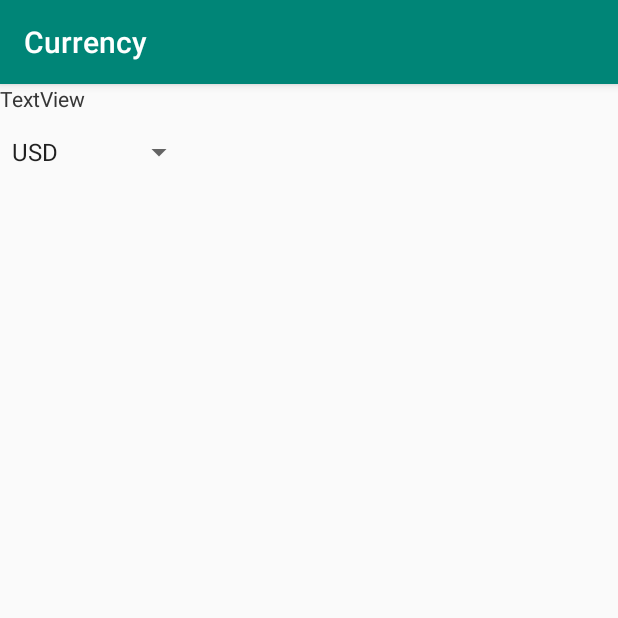
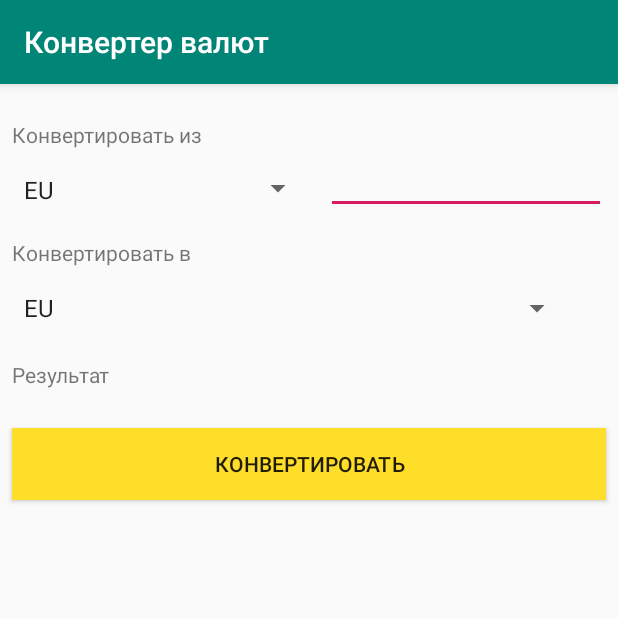
Before and after one commit to jacen11/Currency, an Android app: the screen it shows after launch (MainActivity), on a phone screen of 412 x 824 dp, the top half of it. Run offline under Robolectric (Android 15) with nearby library versions, the phone set to English and light mode, and no system bars.

Commit message:
структура

```diff
--- a/app/build.gradle
+++ b/app/build.gradle
@@ -32,11 +32,11 @@ dependencies {
     androidTestImplementation 'androidx.test.espresso:espresso-core:3.2.0'
 
     implementation 'com.squareup.retrofit2:retrofit:2.6.2'
-    implementation 'com.squareup.retrofit2:converter-gson:2.3.0'
+    implementation 'com.squareup.retrofit2:converter-gson:2.6.2'
 
     implementation "org.jetbrains.kotlinx:kotlinx-coroutines-core:1.1.0"
     implementation "org.jetbrains.kotlinx:kotlinx-coroutines-android:1.1.0"
-    implementation 'com.squareup.retrofit2:adapter-rxjava2:2.6.1'
+    implementation 'com.squareup.retrofit2:adapter-rxjava2:2.6.2'
 
     // Retrofit Coroutines Support
     implementation "com.jakewharton.retrofit:retrofit2-kotlin-coroutines-adapter:0.9.2"
--- a/app/src/main/AndroidManifest.xml
+++ b/app/src/main/AndroidManifest.xml
@@ -9,7 +9,7 @@
         android:roundIcon="@mipmap/ic_launcher_round"
         android:supportsRtl="true"
         android:theme="@style/AppTheme">
-        <activity android:name=".MainActivity">
+        <activity android:name=".presentation.MainActivity">
             <intent-filter>
                 <action android:name="android.intent.action.MAIN" />
 
--- a/app/src/main/java/com/pastukhov/currency/MainActivity.kt
+++ /dev/null
@@ -1,12 +0,0 @@
-package com.pastukhov.currency
-
-import androidx.appcompat.app.AppCompatActivity
-import android.os.Bundle
-
-class MainActivity : AppCompatActivity() {
-
-    override fun onCreate(savedInstanceState: Bundle?) {
-        super.onCreate(savedInstanceState)
-        setContentView(R.layout.activity_main)
-    }
-}
--- /dev/null
+++ b/app/src/main/java/com/pastukhov/currency/data/ApiService.kt
@@ -0,0 +1,14 @@
+package com.pastukhov.chucknorris.data
+
+import com.pastukhov.chucknorris.data.model.CurrencyModel
+import io.reactivex.Observable
+import retrofit2.http.GET
+import retrofit2.http.Query
+
+
+interface ApiService {
+    @GET("?api_key=hkh8PSNJeRGApDhQpSR9ce9D3uDGSn")
+    fun getRate(@Query("from") from: String,
+                @Query("to") to: String,
+                @Query("amount") amount: String): Observable<CurrencyModel>
+}
--- /dev/null
+++ b/app/src/main/java/com/pastukhov/currency/data/model/CurrencyModel.kt
@@ -0,0 +1,6 @@
+package com.pastukhov.chucknorris.data.model
+
+
+data class CurrencyModel(
+    val value: String
+)
--- a/app/src/main/java/com/pastukhov/currency/di/AppComponent.kt
+++ b/app/src/main/java/com/pastukhov/currency/di/AppComponent.kt
@@ -1,19 +1,16 @@
 package com.pastukhov.currency.di
+//
+//import com.pastukhov.chucknorris.di.MainModule
+//import com.pastukhov.chucknorris.di.RestModule
 
-import com.pastukhov.chucknorris.di.MainModule
-import com.pastukhov.chucknorris.di.RestModule
-import com.pastukhov.currency.MainActivity
-import dagger.Component
-import javax.inject.Singleton
-
-@Component(
-    modules = [
-        RestModule::class,
-        MainModule::class
-    ]
-)
-@Singleton
-interface AppComponent {
-
-    fun inject(mainActivity: MainActivity)
-}
+//@Component(
+//    modules = [
+//        RestModule::class,
+//        MainModule::class
+//    ]
+//)
+//@Singleton
+//interface AppComponent {
+//
+//    fun inject(mainActivity: MainActivity)
+//}
--- a/app/src/main/java/com/pastukhov/currency/di/MainModule.kt
+++ b/app/src/main/java/com/pastukhov/currency/di/MainModule.kt
@@ -1,12 +1,9 @@
 package com.pastukhov.chucknorris.di
 
 
-import dagger.Binds
-import dagger.Module
-
-@Module
-interface MainModule {
-
-    @Binds
-    fun providePresenter(impl: MainPresenter): IMainPresenter
-}
+//@Module
+////interface MainModule {
+////
+////    @Binds
+////    fun providePresenter(impl: MainPresenter): IMainPresenter
+////}
--- /dev/null
+++ b/app/src/main/java/com/pastukhov/currency/presentation/IMainPresenter.kt
@@ -0,0 +1,8 @@
+package com.pastukhov.currency.presentation
+
+interface IMainPresenter {
+
+    fun attachView(view: IMainView)
+    fun detachView()
+    fun showRate()
+}
--- /dev/null
+++ b/app/src/main/java/com/pastukhov/currency/presentation/IMainView.kt
@@ -0,0 +1,8 @@
+package com.pastukhov.currency.presentation
+
+interface IMainView {
+
+    fun getSpnTo(): String
+    fun getSpnFrom(): String
+
+}
--- /dev/null
+++ b/app/src/main/java/com/pastukhov/currency/presentation/MainActivity.kt
@@ -0,0 +1,46 @@
+package com.pastukhov.currency.presentation
+
+import androidx.appcompat.app.AppCompatActivity
+import android.os.Bundle
+import com.pastukhov.currency.R
+import kotlinx.android.synthetic.main.activity_main.*
+import javax.inject.Inject
+import android.widget.AdapterView
+import android.widget.AdapterView.OnItemSelectedListener
+import androidx.core.app.ComponentActivity.ExtraData
+import androidx.core.content.ContextCompat.getSystemService
+import android.icu.lang.UCharacter.GraphemeClusterBreak.T
+import android.view.View
+import androidx.core.view.get
+
+
+class MainActivity : AppCompatActivity(), IMainView {
+
+
+    @Inject
+    lateinit var presenter: IMainPresenter
+
+
+    override fun onCreate(savedInstanceState: Bundle?) {
+        super.onCreate(savedInstanceState)
+        setContentView(R.layout.activity_main)
+
+        btnConvert.setOnClickListener {
+
+        }
+    }
+
+
+    override fun onDestroy() {
+        super.onDestroy()
+
+        if (isFinishing) {
+//            App.appComponent = null
+        }
+    }
+
+    override fun getSpnTo() = spnTo.selectedItem.toString()
+
+
+    override fun getSpnFrom() = spnFrom.selectedItem.toString()
+}
--- /dev/null
+++ b/app/src/main/java/com/pastukhov/currency/presentation/MainPresenter.kt
@@ -0,0 +1,27 @@
+package com.pastukhov.currency.presentation
+
+import io.reactivex.disposables.CompositeDisposable
+
+class MainPresenter  : IMainPresenter {
+
+
+    private val compositeDisposable = CompositeDisposable()
+    private var view: IMainView? = null
+
+    override fun attachView(view: IMainView) {
+        this.view = view
+    }
+
+    override fun detachView() {
+        this.view = null
+    }
+
+    override fun showRate() {
+
+        view?.getSpnFrom()
+        view?.getSpnTo()
+
+
+        TODO("not implemented") //To change body of created functions use File | Settings | File Templates.
+    }
+}
--- a/app/src/main/res/layout/activity_main.xml
+++ b/app/src/main/res/layout/activity_main.xml
@@ -1,33 +1,87 @@
 <?xml version="1.0" encoding="utf-8"?>
-<androidx.constraintlayout.widget.ConstraintLayout xmlns:android="http://schemas.android.com/apk/res/android"
+<android.support.constraint.ConstraintLayout
+    xmlns:android="http://schemas.android.com/apk/res/android"
+    xmlns:tools="http://schemas.android.com/tools"
     xmlns:app="http://schemas.android.com/apk/res-auto"
-    xmlns:tools="http://schemas.android.com/tools"
     android:layout_width="match_parent"
     android:layout_height="match_parent"
-    tools:context=".MainActivity">
-
+    tools:context=".presentation.MainActivity">
     <TextView
-        android:id="@+id/textView"
+        android:text="@string/txtConvertFrom"
         android:layout_width="wrap_content"
         android:layout_height="wrap_content"
-        android:text="TextView"
-        app:layout_constraintStart_toStartOf="parent"
-        app:layout_constraintTop_toTopOf="parent" />
-
-    <Spinner
-        android:id="@+id/fromCurrency"
-        android:layout_width="130dp"
-        android:layout_height="36dp"
-        android:layout_marginTop="8dp"
-        android:entries="@array/currency_list"
-        app:layout_constraintStart_toStartOf="parent"
-        app:layout_constraintTop_toBottomOf="@+id/textView" />
-
+        android:id="@+id/txtConvertFrom" android:layout_marginTop="24dp"
+        app:layout_constraintTop_toTopOf="parent" app:layout_constraintStart_toStartOf="parent"
+        android:layout_marginStart="8dp"
+        android:layout_marginLeft="8dp" />
     <TextView
-        android:id="@+id/textView2"
+        android:text="@string/txtConvertTo"
         android:layout_width="wrap_content"
         android:layout_height="wrap_content"
-        android:text="TextView"
-        tools:layout_editor_absoluteX="49dp"
-        tools:layout_editor_absoluteY="309dp" />
-</androidx.constraintlayout.widget.ConstraintLayout>
+        android:id="@+id/txtConvertTo"
+        app:layout_constraintTop_toBottomOf="@+id/spnFrom" app:layout_constraintStart_toStartOf="parent"
+        android:layout_marginStart="8dp" android:layout_marginTop="24dp"
+        android:layout_marginLeft="8dp" />
+    <Spinner
+        android:layout_width="201dp"
+        android:layout_height="19dp"
+        android:id="@+id/spnFrom"
+        app:layout_constraintStart_toStartOf="parent"
+        android:layout_marginStart="8dp"
+        android:layout_marginTop="16dp"
+        app:layout_constraintTop_toBottomOf="@+id/txtConvertFrom"
+        android:entries="@array/listCurrencies"
+        android:layout_marginLeft="8dp" />
+    <Spinner
+        android:layout_width="374dp"
+        android:id="@+id/spnTo"
+        android:layout_marginTop="16dp"
+        app:layout_constraintTop_toBottomOf="@+id/txtConvertTo"
+        android:layout_height="22dp"
+        app:layout_constraintEnd_toEndOf="parent"
+        android:layout_marginEnd="8dp"
+        app:layout_constraintStart_toStartOf="parent"
+        android:layout_marginStart="8dp"
+        android:entries="@array/listCurrencies" app:layout_constraintHorizontal_bias="0.0"/>
+    <Button
+        android:text="@string/toConvert"
+        android:layout_width="0dp"
+        android:layout_height="wrap_content"
+        android:id="@+id/btnConvert"
+        app:layout_constraintStart_toStartOf="parent"
+        android:layout_marginStart="8dp" app:layout_constraintEnd_toEndOf="parent" android:layout_marginEnd="8dp"
+        android:background="@color/yellow"
+        app:layout_constraintHorizontal_bias="0.0" android:layout_marginTop="16dp"
+        app:layout_constraintTop_toBottomOf="@+id/txtResultConvert"/>
+    <EditText
+        android:layout_width="0dp"
+        android:layout_height="wrap_content"
+        android:inputType="number"
+        android:ems="10"
+        android:id="@+id/txtNumber"
+        app:layout_constraintStart_toEndOf="@+id/spnFrom" android:layout_marginStart="8dp"
+        app:layout_constraintEnd_toEndOf="parent" android:layout_marginEnd="8dp"
+        app:layout_constraintHorizontal_bias="0.0"
+        android:layout_marginBottom="16dp"
+        app:layout_constraintBottom_toTopOf="@+id/txtConvertTo"
+        />
+    <TextView
+        android:layout_width="0dp"
+        android:layout_height="wrap_content"
+        android:id="@+id/txtResultConvert" android:layout_marginTop="24dp"
+        app:layout_constraintTop_toBottomOf="@+id/spnTo" app:layout_constraintEnd_toEndOf="parent"
+        android:layout_marginEnd="8dp"
+        app:layout_constraintStart_toEndOf="@+id/txtResult" android:layout_marginStart="8dp"
+        android:textAppearance="@style/TextAppearance.AppCompat.Large" app:layout_constraintHorizontal_bias="0.0"
+        android:textAlignment="center"/>
+    <TextView
+        android:text="@string/txtResult"
+        android:layout_width="wrap_content"
+        android:layout_height="wrap_content"
+        android:id="@+id/txtResult" android:layout_marginTop="24dp"
+        app:layout_constraintTop_toBottomOf="@+id/spnTo"
+        app:layout_constraintStart_toStartOf="parent"
+        android:layout_marginStart="8dp"
+        android:layout_marginLeft="8dp" />
+
+</android.support.constraint.ConstraintLayout>
--- a/app/src/main/res/values/colors.xml
+++ b/app/src/main/res/values/colors.xml
@@ -3,4 +3,5 @@
     <color name="colorPrimary">#008577</color>
     <color name="colorPrimaryDark">#00574B</color>
     <color name="colorAccent">#D81B60</color>
+    <color name="yellow">#ffde29</color>
 </resources>
--- a/app/src/main/res/values/strings.xml
+++ b/app/src/main/res/values/strings.xml
@@ -1,9 +1,12 @@
 <resources>
-    <string name="app_name">Currency</string>
-
-    <string-array name="currency_list">
+    <string name="app_name">Конвертер валют</string>
+    <string name="txtConvertTo">Конвертировать в</string>
+    <string name="toConvert">Конвертировать</string>
+    <string name="txtConvertFrom">Конвертировать из</string>
+    <string name="txtResult">Результат</string>
+    <string-array name="listCurrencies">
+        <item>EU</item>
+        <item>RUB</item>
         <item>USD</item>
-        <item>RUB</item>
-        <item>EU</item>
     </string-array>
 </resources>
```
